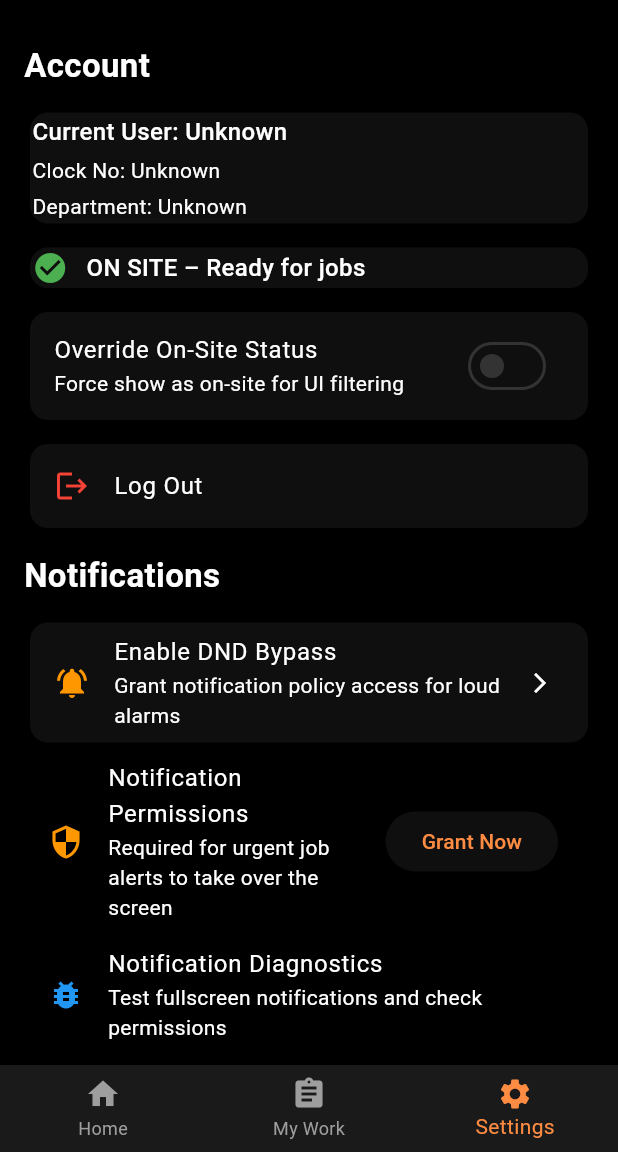
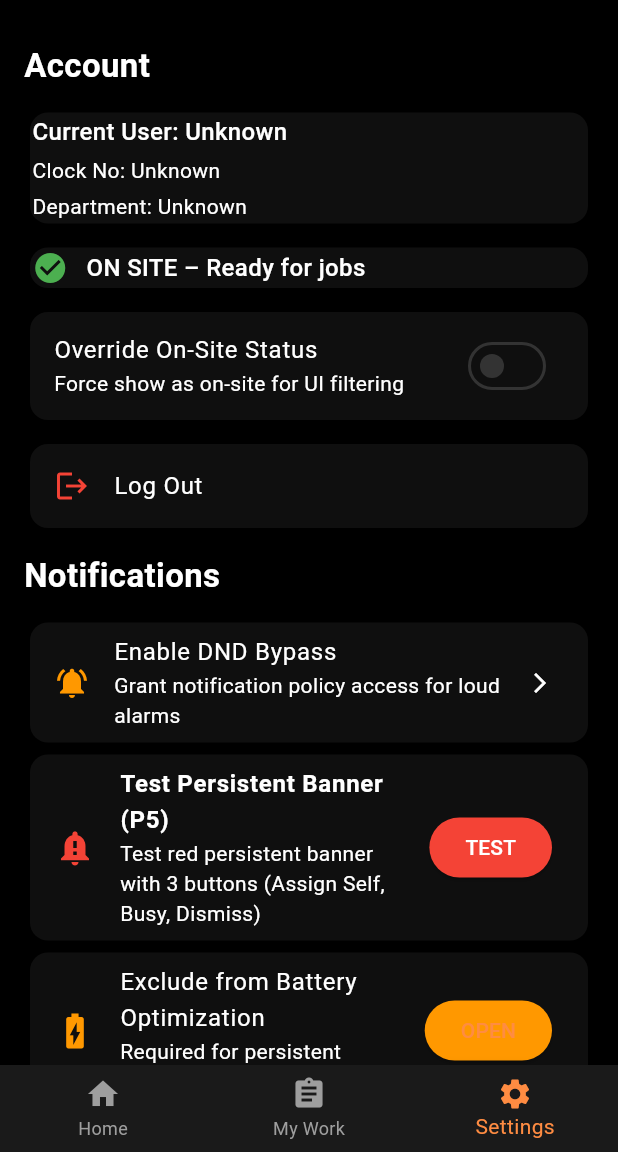
Before and after one commit to Treg-hub/CTPJob_Cards, a Flutter app: the HomeScreen screen opened directly, item 3 of the bottom bar chosen, on a phone screen of 412 x 824 dp, the part 84-1236 px from its top. Run offline on Flutter 3.47's test engine with Material 3 defaults, Android fonts, the phone set to English and light mode, and no system bars; our stand-ins replace cached_network_image, cloud_firestore, cloud_functions, connectivity_plus, csv, file_picker and 18 more; missing offline and left inert: android_intent_plus, flutter_background_service; accounts and stored records are empty.

Commit message:
update lib/screens/home_screen.dart

```diff
--- a/lib/screens/home_screen.dart
+++ b/lib/screens/home_screen.dart
@@ -1071,6 +1071,68 @@ class _HomeScreenState extends ConsumerState<HomeScreen> with WidgetsBindingObse
           ),
         ),
 
+        // ==================== TEST PERSISTENT BANNER BUTTON ====================
+        Card(
+          elevation: 4,
+          child: ListTile(
+            leading: const Icon(Icons.notification_important, color: Colors.red, size: 28),
+            title: const Text(
+              'Test Persistent Banner (P5)',
+              style: TextStyle(fontWeight: FontWeight.bold),
+            ),
+            subtitle: const Text('Test red persistent banner with 3 buttons (Assign Self, Busy, Dismiss)'),
+            trailing: ElevatedButton(
+              style: ElevatedButton.styleFrom(
+                backgroundColor: Colors.red,
+                foregroundColor: Colors.white,
+              ),
+              onPressed: () async {
+                try {
+                  await _notificationService.testPersistentBanner();
+                  if (mounted) {
+                    ScaffoldMessenger.of(context).showSnackBar(
+                      const SnackBar(
+                        content: Text('✅ Persistent P5 banner triggered! Check notification panel'),
+                        backgroundColor: Colors.green,
+                        duration: Duration(seconds: 3),
+                      ),
+                    );
+                  }
+                } catch (e) {
+                  if (mounted) {
+                    ScaffoldMessenger.of(context).showSnackBar(
+                      SnackBar(
+                        content: Text('❌ Error: $e'),
+                        backgroundColor: Colors.red,
+                      ),
+                    );
+                  }
+                }
+              },
+              child: const Text('TEST'),
+            ),
+          ),
+        ),
+
+        Card(
+          elevation: 4,
+          child: ListTile(
+            leading: const Icon(Icons.battery_charging_full, color: Colors.orange, size: 28),
+            title: const Text('Exclude from Battery Optimization'),
+            subtitle: const Text('Required for persistent notifications on Samsung'),
+            trailing: ElevatedButton(
+              style: ElevatedButton.styleFrom(backgroundColor: Colors.orange),
+              onPressed: () async {
+                final intent = android_intent.AndroidIntent(
+                  action: 'android.settings.IGNORE_BATTERY_OPTIMIZATION_SETTINGS',
+                );
+                await intent.launch();
+              },
+              child: const Text('OPEN'),
+            ),
+          ),
+        ),
+
         // Notification Permissions
         ListTile(
           leading: const Icon(Icons.security, color: Colors.orange),
```
